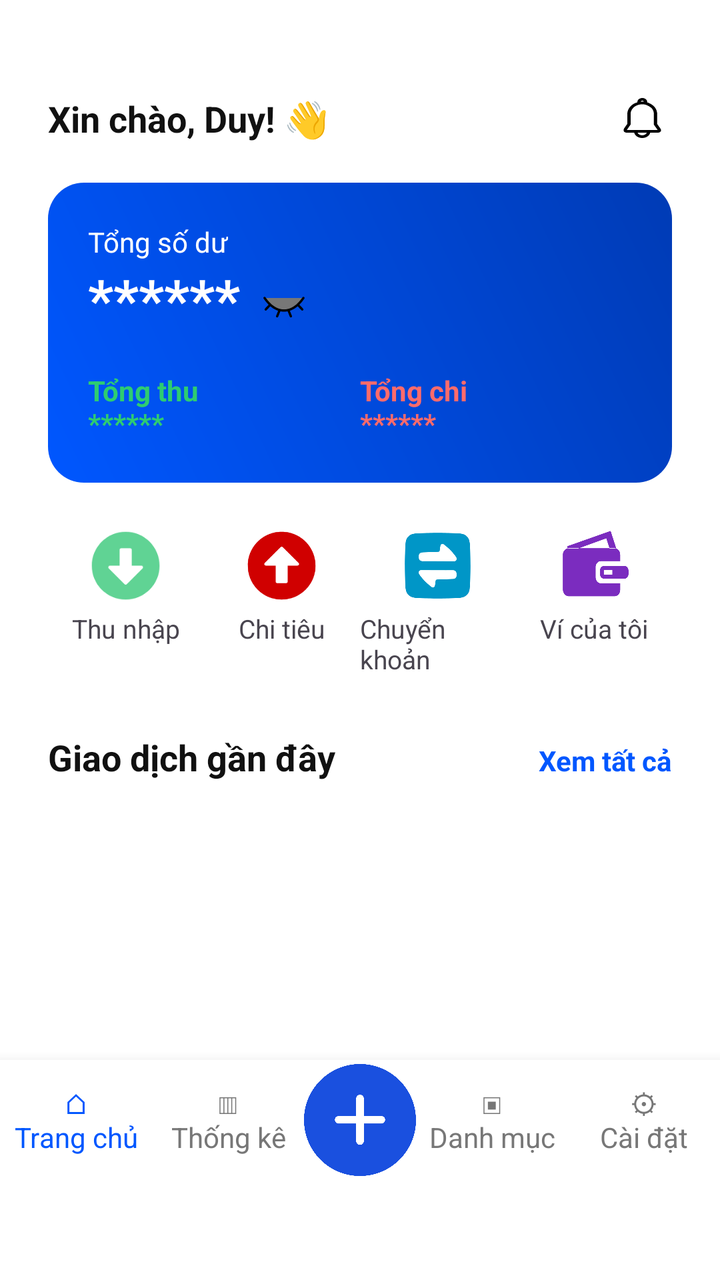
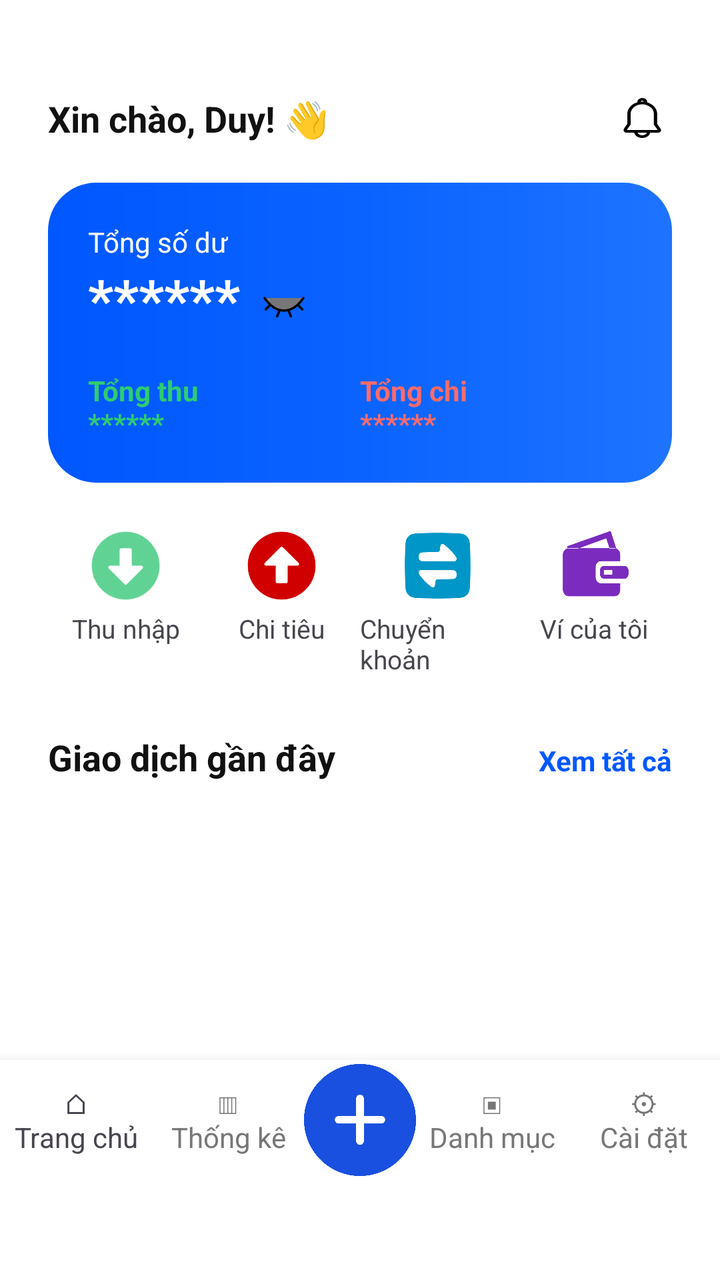

The first picture is an Android layout as it rendered before a commit; the second is the same layout after the commit. The layout source and the unified diff follow.
<!-- AndroidManifest.xml: application theme Theme.QuanLyChiTieu -->
<!-- res/layout/activity_home.xml -->
<?xml version="1.0" encoding="utf-8"?>
<LinearLayout xmlns:android="http://schemas.android.com/apk/res/android"
    android:layout_width="match_parent"
    android:layout_height="match_parent"
    android:background="#FFFFFF"
    android:orientation="vertical">

    <ScrollView
        android:layout_width="match_parent"
        android:layout_height="0dp"
        android:layout_weight="1"
        android:background="#FFFFFF">

        <LinearLayout
            android:layout_width="match_parent"
            android:layout_height="wrap_content"
            android:orientation="vertical"
            android:paddingStart="24dp"
            android:paddingTop="47dp"
            android:paddingEnd="24dp"
            android:paddingBottom="24dp">

            
            <LinearLayout
                android:layout_width="match_parent"
                android:layout_height="wrap_content"
                android:gravity="center_vertical"
                android:orientation="horizontal">

                <TextView
                    android:id="@+id/tvHello"
                    android:layout_width="0dp"
                    android:layout_height="wrap_content"
                    android:layout_weight="1"
                    android:text="Xin chào, Duy! 👋"
                    android:textColor="#111111"
                    android:textSize="18sp"
                    android:textStyle="bold" />

                <ImageView
                    android:id="@+id/imgBell"
                    android:layout_width="30dp"
                    android:layout_height="20dp"
                    android:src="@drawable/ic_bell" />
            </LinearLayout>

            
            <LinearLayout
                android:layout_width="match_parent"
                android:layout_height="150dp"
                android:layout_marginTop="20dp"
                android:background="@drawable/bg_balance_card"
                android:orientation="vertical"
                android:padding="20dp">

                <TextView
                    android:layout_width="wrap_content"
                    android:layout_height="wrap_content"
                    android:text="Tổng số dư"
                    android:textColor="#FFFFFF"
                    android:textSize="14sp" />

                <LinearLayout
                    android:layout_width="wrap_content"
                    android:layout_height="wrap_content"
                    android:gravity="center_vertical"
                    android:orientation="horizontal">

                    <TextView
                        android:id="@+id/tvBalance"
                        android:layout_width="wrap_content"
                        android:layout_height="wrap_content"
                        android:text="******"
                        android:textColor="#FFFFFF"
                        android:textSize="28sp"
                        android:textStyle="bold" />

                    <ImageView
                        android:id="@+id/imgEye"
                        android:layout_width="24dp"
                        android:layout_height="24dp"
                        android:layout_marginStart="10dp"
                        android:src="@drawable/ic_eye_off" />
                </LinearLayout>

                <LinearLayout
                    android:layout_width="match_parent"
                    android:layout_height="wrap_content"
                    android:layout_marginTop="18dp"
                    android:orientation="horizontal">

                    <TextView
                        android:id="@+id/tvIncome"
                        android:layout_width="0dp"
                        android:layout_height="wrap_content"
                        android:layout_weight="1"
                        android:text="Tổng thu\n******"
                        android:textColor="#2ECC71"
                        android:textStyle="bold" />

                    <TextView
                        android:id="@+id/tvExpense"
                        android:layout_width="0dp"
                        android:layout_height="wrap_content"
                        android:layout_weight="1"
                        android:text="Tổng chi\n******"
                        android:textColor="#FF6B6B"
                        android:textStyle="bold" />
                </LinearLayout>
            </LinearLayout>

            
            <LinearLayout
                android:layout_width="match_parent"
                android:layout_height="wrap_content"
                android:layout_marginTop="24dp"
                android:orientation="horizontal">

                <LinearLayout
                    android:layout_width="0dp"
                    android:layout_height="wrap_content"
                    android:layout_weight="1"
                    android:gravity="center"
                    android:orientation="vertical">

                    <ImageView
                        android:layout_width="35dp"
                        android:layout_height="35dp"
                        android:src="@drawable/ic_arrow_down" />

                    <TextView
                        android:id="@+id/btnIncome"
                        android:layout_width="wrap_content"
                        android:layout_height="wrap_content"
                        android:layout_marginTop="5dp"
                        android:text="Thu nhập"
                        android:textSize="13sp" />
                </LinearLayout>

                <LinearLayout
                    android:layout_width="0dp"
                    android:layout_height="wrap_content"
                    android:layout_weight="1"
                    android:gravity="center"
                    android:orientation="vertical">

                    <ImageView
                        android:layout_width="35dp"
                        android:layout_height="35dp"
                        android:src="@drawable/ic_arrow_up" />

                    <TextView
                        android:id="@+id/btnExpense"
                        android:layout_width="wrap_content"
                        android:layout_height="wrap_content"
                        android:layout_marginTop="5dp"
                        android:text="Chi tiêu"
                        android:textSize="13sp" />
                </LinearLayout>

                <LinearLayout
                    android:layout_width="0dp"
                    android:layout_height="wrap_content"
                    android:layout_weight="1"
                    android:gravity="center"
                    android:orientation="vertical">

                    <ImageView
                        android:layout_width="35dp"
                        android:layout_height="35dp"
                        android:src="@drawable/ic_transfer" />

                    <TextView
                        android:id="@+id/btnTransfer"
                        android:layout_width="wrap_content"
                        android:layout_height="wrap_content"
                        android:layout_marginTop="5dp"
                        android:text="Chuyển khoản"
                        android:textSize="13sp" />
                </LinearLayout>

                <LinearLayout
                    android:layout_width="0dp"
                    android:layout_height="wrap_content"
                    android:layout_weight="1"
                    android:gravity="center"
                    android:orientation="vertical">

                    <ImageView
                        android:layout_width="35dp"
                        android:layout_height="35dp"
                        android:src="@drawable/ic_wallet" />

                    <TextView
                        android:id="@+id/btnWallet"
                        android:layout_width="wrap_content"
                        android:layout_height="wrap_content"
                        android:layout_marginTop="5dp"
                        android:text="Ví của tôi"
                        android:textSize="13sp" />
                </LinearLayout>
            </LinearLayout>

            
            <LinearLayout
                android:layout_width="match_parent"
                android:layout_height="wrap_content"
                android:layout_marginTop="28dp"
                android:orientation="horizontal">

                <TextView
                    android:layout_width="0dp"
                    android:layout_height="wrap_content"
                    android:layout_weight="1"
                    android:text="Giao dịch gần đây"
                    android:textColor="#111111"
                    android:textSize="18sp"
                    android:textStyle="bold" />

                <TextView
                    android:id="@+id/tvViewAll"
                    android:layout_width="wrap_content"
                    android:layout_height="wrap_content"
                    android:text="Xem tất cả"
                    android:textColor="#0057FF"
                    android:textSize="14sp"
                    android:textStyle="bold" />

            </LinearLayout>

            <LinearLayout
                android:id="@+id/layoutTransactions"
                android:layout_width="match_parent"
                android:layout_height="wrap_content"
                android:orientation="vertical" />

        </LinearLayout>
    </ScrollView>

    <include layout="@layout/bottom_nav" />

</LinearLayout>
<!-- res/layout/bottom_nav.xml (included above) -->
<?xml version="1.0" encoding="utf-8"?>
<LinearLayout xmlns:android="http://schemas.android.com/apk/res/android"
    android:id="@+id/bottomNav"
    android:layout_width="match_parent"
    android:layout_height="110dp"
    android:orientation="horizontal"
    android:gravity="center"
    android:background="#FFFFFF"
    android:elevation="10dp"
    android:paddingBottom="50dp">

    <TextView
        android:id="@+id/navHome"
        android:layout_width="0dp"
        android:layout_height="match_parent"
        android:layout_weight="1"
        android:gravity="center"
        android:text="⌂\nTrang chủ"
        android:textColor="#0057FF"
        android:textSize="14sp" />

    <TextView
        android:id="@+id/navStatistic"
        android:layout_width="0dp"
        android:layout_height="match_parent"
        android:layout_weight="1"
        android:gravity="center"
        android:text="▥\nThống kê"
        android:textColor="#777777"
        android:textSize="14sp" />

    <TextView
        android:id="@+id/navAdd"
        android:layout_width="56dp"
        android:layout_height="56dp"
        android:gravity="center"
        android:textColor="#FFFFFF"
        android:textSize="34sp"
        android:background="@drawable/bg_circle_blue" />

    <TextView
        android:id="@+id/navCategory"
        android:layout_width="0dp"
        android:layout_height="match_parent"
        android:layout_weight="1"
        android:gravity="center"
        android:text="▣\nDanh mục"
        android:textColor="#777777"
        android:textSize="14sp" />

    <TextView
        android:id="@+id/navSetting"
        android:layout_width="0dp"
        android:layout_height="match_parent"
        android:layout_weight="1"
        android:gravity="center"
        android:text="⚙\nCài đặt"
        android:textColor="#777777"
        android:textSize="14sp" />

</LinearLayout>
<!-- resources referenced by this layout -->
<resources>
  <!-- drawable bg_balance_card (drawable) -->
  <?xml version="1.0" encoding="utf-8"?>
  <shape xmlns:android="http://schemas.android.com/apk/res/android">
      <gradient
          android:startColor="#0057FF"
          android:endColor="#003BB5"
          android:angle="45" />
      <corners android:radius="18dp" />
  </shape>
  <!-- drawable bg_circle_blue (drawable) -->
  <vector xmlns:android="http://schemas.android.com/apk/res/android" android:height="20dp" android:viewportHeight="20" android:viewportWidth="20" android:width="20dp">
        
      <path android:fillColor="#1a50df" android:pathData="M10,0c5.523,0 10,4.477 10,10s-4.477,10 -10,10S0,15.523 0,10S4.477,0 10,0ZM10,5.475a0.682,0.682 0,0 0,-0.682 0.681L9.318,9.28L6.195,9.28a0.682,0.682 0,0 0,-0.674 0.582l-0.008,0.1c0,0.377 0.305,0.682 0.682,0.682h3.123v3.123c0,0.343 0.252,0.626 0.581,0.675l0.101,0.007a0.682,0.682 0,0 0,0.682 -0.682l-0.001,-3.123h3.124a0.682,0.682 0,0 0,0.674 -0.58l0.008,-0.102a0.682,0.682 0,0 0,-0.682 -0.681l-3.124,-0.001L10.681,6.156a0.682,0.682 0,0 0,-0.58 -0.674Z"/>
      
  </vector>
  <!-- drawable ic_arrow_down (drawable) -->
  <vector xmlns:android="http://schemas.android.com/apk/res/android"
      android:width="24dp"
      android:height="24dp"
      android:viewportWidth="512"
      android:viewportHeight="512">
    <path
        android:pathData="M504,256c0,137 -111,248 -248,248S8,393 8,256S119,8 256,8s248,111 248,248zM212,140v116h-70.9c-10.7,0 -16.1,13 -8.5,20.5l114.9,114.3c4.7,4.7 12.2,4.7 16.9,0l114.9,-114.3c7.6,-7.6 2.2,-20.5 -8.5,-20.5H300V140c0,-6.6 -5.4,-12 -12,-12h-64c-6.6,0 -12,5.4 -12,12z"
        android:fillColor="#60d394"/>
  </vector>
  <!-- drawable ic_arrow_up (drawable) -->
  <vector xmlns:android="http://schemas.android.com/apk/res/android"
      android:width="24dp"
      android:height="24dp"
      android:viewportWidth="512"
      android:viewportHeight="512">
    <path
        android:pathData="M8,256C8,119 119,8 256,8s248,111 248,248s-111,248 -248,248S8,393 8,256zM300,372L300,256h70.9c10.7,0 16.1,-13 8.5,-20.5L264.5,121.2c-4.7,-4.7 -12.2,-4.7 -16.9,0l-115,114.3c-7.6,7.6 -2.2,20.5 8.5,20.5L212,256v116c0,6.6 5.4,12 12,12h64c6.6,0 12,-5.4 12,-12z"
        android:fillColor="#d00000"/>
  </vector>
  <!-- drawable ic_eye_off (drawable) -->
  <vector xmlns:android="http://schemas.android.com/apk/res/android" android:height="20dp" android:viewportHeight="21" android:viewportWidth="21" android:width="20dp">
        
      <path android:fillColor="#777777" android:pathData="M2,10.5c2.537,3.667 5.37,5.5 8.5,5.5s5.963,-1.833 8.5,-5.5M4.5,13.423l-2,2.077m14,-2.077l2,2.077m-6,0.5l1,2.5m-5,-2.5l-1,2.5" android:strokeColor="#000000" android:strokeLineCap="round" android:strokeLineJoin="round" android:strokeWidth="1"/>
      
  </vector>
  <style name="Theme.QuanLyChiTieu" parent="Base.Theme.QuanLyChiTieu" />
  <style name="Base.Theme.QuanLyChiTieu" parent="Theme.Material3.DayNight.NoActionBar">
          
          
      </style>
  <!-- unchanged entries left out for length: 3 -->
</resources>

<!-- the commit's change to res/layout/activity_home.xml (unified diff, before → after) -->
@@ -49,7 +49,7 @@
                 android:layout_width="match_parent"
                 android:layout_height="150dp"
                 android:layout_marginTop="20dp"
-                android:background="@drawable/bg_balance_card"
+                android:background="@drawable/bg_gradient"
                 android:orientation="vertical"
                 android:padding="20dp">
 
@@ -116,10 +116,14 @@
                 android:layout_marginTop="24dp"
                 android:orientation="horizontal">
 
-                <LinearLayout
-                    android:layout_width="0dp"
-                    android:layout_height="wrap_content"
-                    android:layout_weight="1"
+                
+                <LinearLayout
+                    android:id="@+id/btnIncome"
+                    android:layout_width="0dp"
+                    android:layout_height="wrap_content"
+                    android:layout_weight="1"
+                    android:clickable="true"
+                    android:focusable="true"
                     android:gravity="center"
                     android:orientation="vertical">
 
@@ -129,7 +133,6 @@
                         android:src="@drawable/ic_arrow_down" />
 
                     <TextView
-                        android:id="@+id/btnIncome"
                         android:layout_width="wrap_content"
                         android:layout_height="wrap_content"
                         android:layout_marginTop="5dp"
@@ -137,10 +140,14 @@
                         android:textSize="13sp" />
                 </LinearLayout>
 
-                <LinearLayout
-                    android:layout_width="0dp"
-                    android:layout_height="wrap_content"
-                    android:layout_weight="1"
+                
+                <LinearLayout
+                    android:id="@+id/btnExpense"
+                    android:layout_width="0dp"
+                    android:layout_height="wrap_content"
+                    android:layout_weight="1"
+                    android:clickable="true"
+                    android:focusable="true"
                     android:gravity="center"
                     android:orientation="vertical">
 
@@ -150,7 +157,6 @@
                         android:src="@drawable/ic_arrow_up" />
 
                     <TextView
-                        android:id="@+id/btnExpense"
                         android:layout_width="wrap_content"
                         android:layout_height="wrap_content"
                         android:layout_marginTop="5dp"
@@ -158,10 +164,14 @@
                         android:textSize="13sp" />
                 </LinearLayout>
 
-                <LinearLayout
-                    android:layout_width="0dp"
-                    android:layout_height="wrap_content"
-                    android:layout_weight="1"
+                
+                <LinearLayout
+                    android:id="@+id/btnTransfer"
+                    android:layout_width="0dp"
+                    android:layout_height="wrap_content"
+                    android:layout_weight="1"
+                    android:clickable="true"
+                    android:focusable="true"
                     android:gravity="center"
                     android:orientation="vertical">
 
@@ -171,7 +181,6 @@
                         android:src="@drawable/ic_transfer" />
 
                     <TextView
-                        android:id="@+id/btnTransfer"
                         android:layout_width="wrap_content"
                         android:layout_height="wrap_content"
                         android:layout_marginTop="5dp"
@@ -179,10 +188,14 @@
                         android:textSize="13sp" />
                 </LinearLayout>
 
-                <LinearLayout
-                    android:layout_width="0dp"
-                    android:layout_height="wrap_content"
-                    android:layout_weight="1"
+                
+                <LinearLayout
+                    android:id="@+id/btnWallet"
+                    android:layout_width="0dp"
+                    android:layout_height="wrap_content"
+                    android:layout_weight="1"
+                    android:clickable="true"
+                    android:focusable="true"
                     android:gravity="center"
                     android:orientation="vertical">
 
@@ -192,13 +205,13 @@
                         android:src="@drawable/ic_wallet" />
 
                     <TextView
-                        android:id="@+id/btnWallet"
                         android:layout_width="wrap_content"
                         android:layout_height="wrap_content"
                         android:layout_marginTop="5dp"
                         android:text="Ví của tôi"
                         android:textSize="13sp" />
                 </LinearLayout>
+
             </LinearLayout>
 
             
@@ -225,7 +238,6 @@
                     android:textColor="#0057FF"
                     android:textSize="14sp"
                     android:textStyle="bold" />
-
             </LinearLayout>
 
             <LinearLayout
@@ -259,7 +271,6 @@
         android:layout_weight="1"
         android:gravity="center"
         android:text="⌂\nTrang chủ"
-        android:textColor="#0057FF"
         android:textSize="14sp" />
 
     <TextView
<!-- resource entries referenced after the edit -->
@@ -1,20 +1,20 @@
 <!-- resources referenced by this layout -->
 <resources>
-  <!-- drawable bg_balance_card (drawable) -->
-  <?xml version="1.0" encoding="utf-8"?>
-  <shape xmlns:android="http://schemas.android.com/apk/res/android">
-      <gradient
-          android:startColor="#0057FF"
-          android:endColor="#003BB5"
-          android:angle="45" />
-      <corners android:radius="18dp" />
-  </shape>
   <!-- drawable bg_circle_blue (drawable) -->
   <vector xmlns:android="http://schemas.android.com/apk/res/android" android:height="20dp" android:viewportHeight="20" android:viewportWidth="20" android:width="20dp">
         
       <path android:fillColor="#1a50df" android:pathData="M10,0c5.523,0 10,4.477 10,10s-4.477,10 -10,10S0,15.523 0,10S4.477,0 10,0ZM10,5.475a0.682,0.682 0,0 0,-0.682 0.681L9.318,9.28L6.195,9.28a0.682,0.682 0,0 0,-0.674 0.582l-0.008,0.1c0,0.377 0.305,0.682 0.682,0.682h3.123v3.123c0,0.343 0.252,0.626 0.581,0.675l0.101,0.007a0.682,0.682 0,0 0,0.682 -0.682l-0.001,-3.123h3.124a0.682,0.682 0,0 0,0.674 -0.58l0.008,-0.102a0.682,0.682 0,0 0,-0.682 -0.681l-3.124,-0.001L10.681,6.156a0.682,0.682 0,0 0,-0.58 -0.674Z"/>
       
   </vector>
+  <!-- drawable bg_gradient (drawable) -->
+  <shape xmlns:android="http://schemas.android.com/apk/res/android">
+      <gradient
+          android:startColor="#0057FF"
+          android:centerColor="#0A63FF"
+          android:endColor="#1E73FF"
+          android:angle="0"/>
+      <corners android:radius="24dp"/>
+  </shape>
   <!-- drawable ic_arrow_down (drawable) -->
   <vector xmlns:android="http://schemas.android.com/apk/res/android"
       android:width="24dp"
